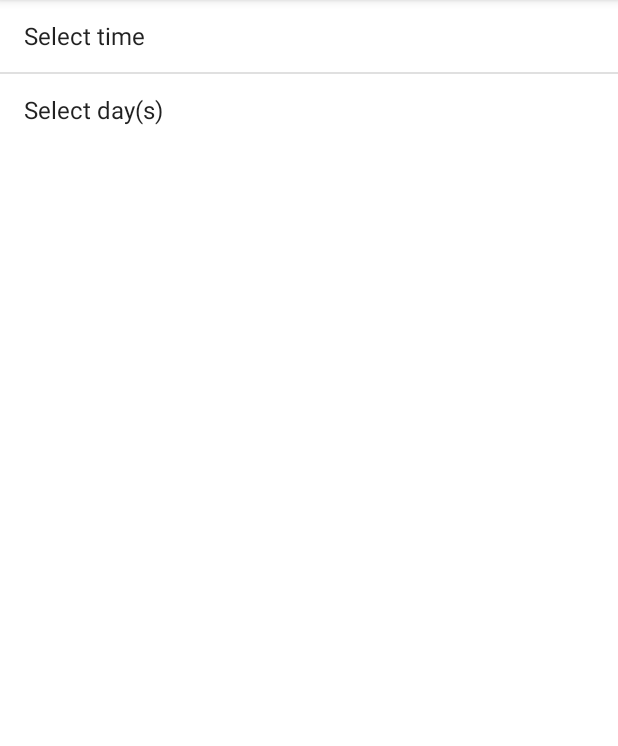
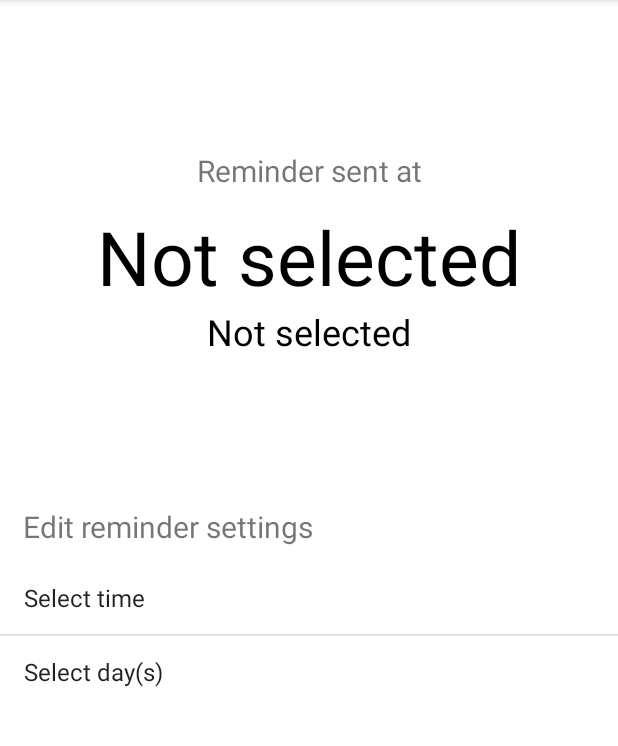
Before and after one commit to hzk2021/OnlyPlants, an Android app: the ReminderFormActivity screen opened directly, with no data from a screen before it, on a phone screen of 412 x 824 dp, the part 84-830 px from its top. Run offline under Robolectric (Android 15) with nearby library versions, the phone set to English and light mode, and no system bars; libraries missing offline, so code that uses them is left out: com.nyp.sit.

Commit message:
progress on form UI and code

```diff
--- a/app/src/main/java/com/nyp/sit/aws/project/onlyplants/ReminderFormActivity.kt
+++ b/app/src/main/java/com/nyp/sit/aws/project/onlyplants/ReminderFormActivity.kt
@@ -4,6 +4,7 @@ import androidx.appcompat.app.AppCompatActivity
 import android.os.Bundle
 import android.widget.ArrayAdapter
 import android.widget.ListView
+import kotlinx.android.synthetic.main.activity_reminder_form.*
 import kotlinx.android.synthetic.main.fragment_dialog_reminder_days.*
 
 class ReminderFormActivity : AppCompatActivity() {
@@ -12,9 +13,17 @@ class ReminderFormActivity : AppCompatActivity() {
     var selectedMin: Int? = null
     var selectedDays: String? = null
 
+    // Variables to display time
+    private var displayHour: Int? = null
+    private var displayTime: String? = null
+    private var displayDays: String? = null
+
     override fun onCreate(savedInstanceState: Bundle?) {
         super.onCreate(savedInstanceState)
         setContentView(R.layout.activity_reminder_form)
+
+        // Set time and days information
+        refreshDisplay()
 
         // define an array
         val arrayAdapter: ArrayAdapter<*>
@@ -45,4 +54,66 @@ class ReminderFormActivity : AppCompatActivity() {
             }
         }
     }
+
+    // Function to convert time from 24 hours to 12 hours
+    private fun convertTimeDisplay() {
+        if (selectedHour == null) {
+            displayTime = "Not selected"
+        }
+        else {
+            if (selectedHour == 0) {
+                displayHour = 12
+                displayTime = "AM"
+            }
+            else if (selectedHour!! < 12) {
+                displayHour = selectedHour
+                displayTime = "AM"
+            }
+            else if (selectedHour == 12) {
+                displayHour = selectedHour
+                displayTime = "PM"
+            }
+            else if (selectedHour!! > 12) {
+                displayHour = selectedHour!! - 12
+                displayTime = "PM"
+            }
+        }
+    }
+
+    // Function to display days
+    private fun listDaysinString() {
+        if (selectedDays == null) {
+            displayDays = "Not selected"
+        }
+        else if (selectedDays == "*") {
+            displayDays = "Everyday"
+        }
+        else {
+            displayDays = "Every $selectedDays"
+        }
+    }
+
+    // Function to update the TextViews displaying time and days
+    fun refreshDisplay() {
+        convertTimeDisplay()
+        listDaysinString()
+
+        var timeExp: String? = ""
+
+        if (displayHour == null && selectedMin == null) {
+            timeExp = displayTime
+        }
+        else {
+            timeExp = "$displayHour:$selectedMin $displayTime"
+        }
+
+
+        showTimeTV.text = timeExp
+        showDaysTV.text = displayDays
+    }
+
+    // Function to create cron expression for Eventbridge rule
+    fun createCronExp(): String {
+        return "cron($selectedMin $selectedHour ? * $selectedDays *)"
+    }
 }
--- a/app/src/main/res/layout/activity_reminder_form.xml
+++ b/app/src/main/res/layout/activity_reminder_form.xml
@@ -7,6 +7,42 @@
     android:orientation="vertical"
     tools:context=".ReminderFormActivity">
 
+    <TextView
+        android:layout_width="match_parent"
+        android:layout_height="wrap_content"
+        android:layout_marginTop="100sp"
+        android:gravity="center"
+        android:text="Reminder sent at"
+        android:textSize="20sp"></TextView>
+
+    <TextView
+        android:id="@+id/showTimeTV"
+        android:layout_width="match_parent"
+        android:layout_height="wrap_content"
+        android:layout_marginTop="10sp"
+        android:gravity="center"
+        android:text="9:00 AM"
+        android:textColor="#000000"
+        android:textSize="50sp"></TextView>
+
+    <TextView
+        android:id="@+id/showDaysTV"
+        android:layout_width="match_parent"
+        android:layout_height="wrap_content"
+        android:layout_marginBottom="100sp"
+        android:gravity="center"
+        android:text="Every Mon, Thu, Sat"
+        android:textColor="#000000"
+        android:textSize="24sp"></TextView>
+
+    <TextView
+        android:layout_width="match_parent"
+        android:layout_height="wrap_content"
+        android:layout_marginStart="15sp"
+        android:layout_marginBottom="10sp"
+        android:text="Edit reminder settings"
+        android:textSize="20sp"></TextView>
+
     <ListView
         android:id="@+id/reminderForm"
         android:layout_width="match_parent"
```
Also changed, not shown: app/src/main/java/com/nyp/sit/aws/project/onlyplants/ReminderDaysDialogFragment.kt (+32 -4 lines), app/src/main/java/com/nyp/sit/aws/project/onlyplants/ReminderTimeDialogFragment.kt (+15 -3 lines).
